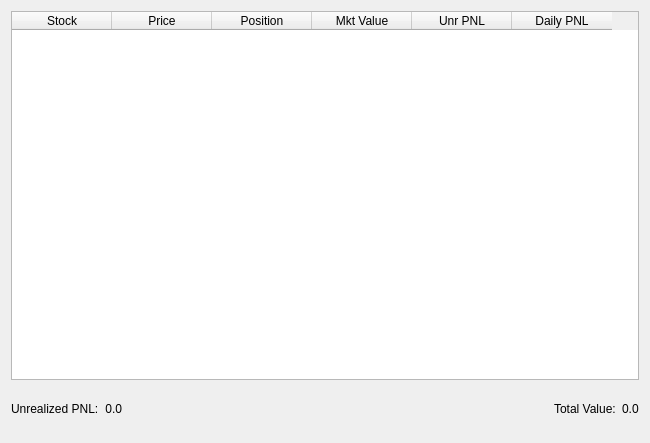
The window that uiComps/qtGeneration/StockListTab.ui (irrelevantmuch/IB_apps) describes before a commit, drawn with Qt 5.
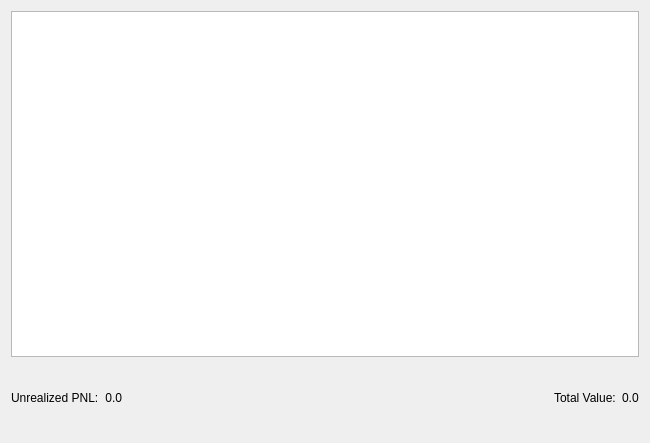
The same window after the commit.

Commit message: Propagated the new structure to the stock positions app

Diff of the .ui file:
```diff
--- a/uiComps/qtGeneration/StockListTab.ui
+++ b/uiComps/qtGeneration/StockListTab.ui
@@ -15,40 +15,9 @@
   </property>
   <layout class="QGridLayout" name="gridLayout">
    <item row="0" column="0">
-    <layout class="QVBoxLayout" name="verticalLayout_2" stretch="8,1">
+    <layout class="QVBoxLayout" name="verticalLayout_2" stretch="5,1">
      <item>
-      <widget class="QTableWidget" name="stock_table">
-       <column>
-        <property name="text">
-         <string>Stock</string>
-        </property>
-       </column>
-       <column>
-        <property name="text">
-         <string>Price</string>
-        </property>
-       </column>
-       <column>
-        <property name="text">
-         <string>Position</string>
-        </property>
-       </column>
-       <column>
-        <property name="text">
-         <string>Mkt Value</string>
-        </property>
-       </column>
-       <column>
-        <property name="text">
-         <string>Unr PNL</string>
-        </property>
-       </column>
-       <column>
-        <property name="text">
-         <string>Daily PNL</string>
-        </property>
-       </column>
-      </widget>
+      <widget class="QTableView" name="stock_table"/>
      </item>
      <item>
       <layout class="QHBoxLayout" name="horizontalLayout_2">
```
The commit also changes 7 other files.
